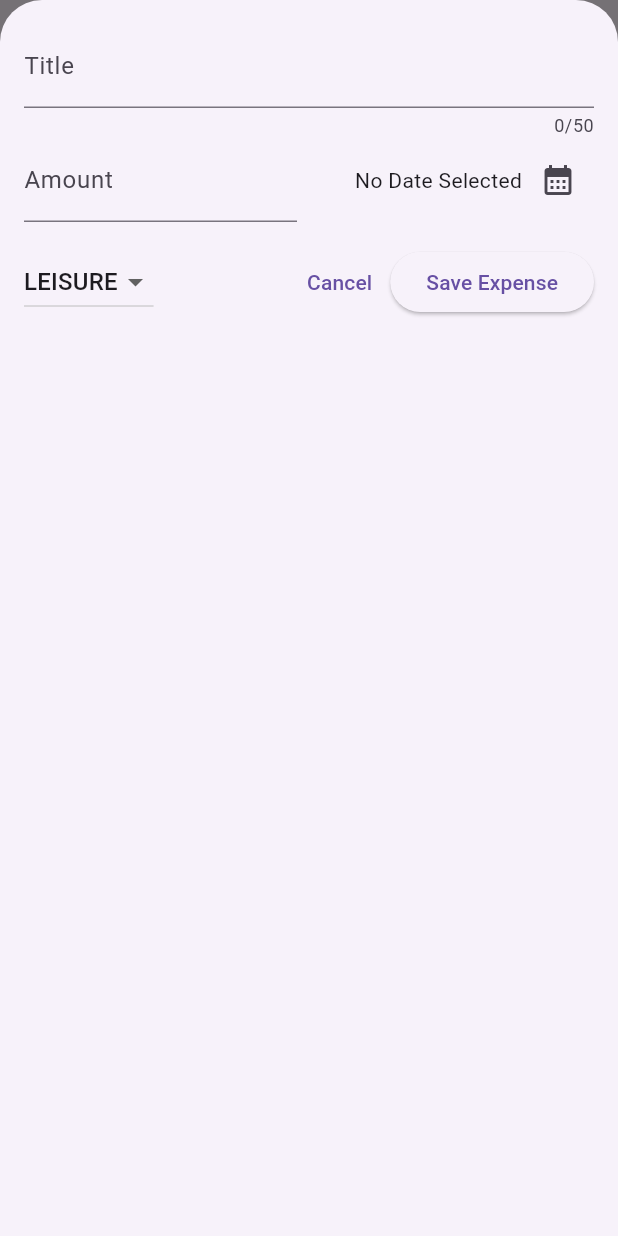
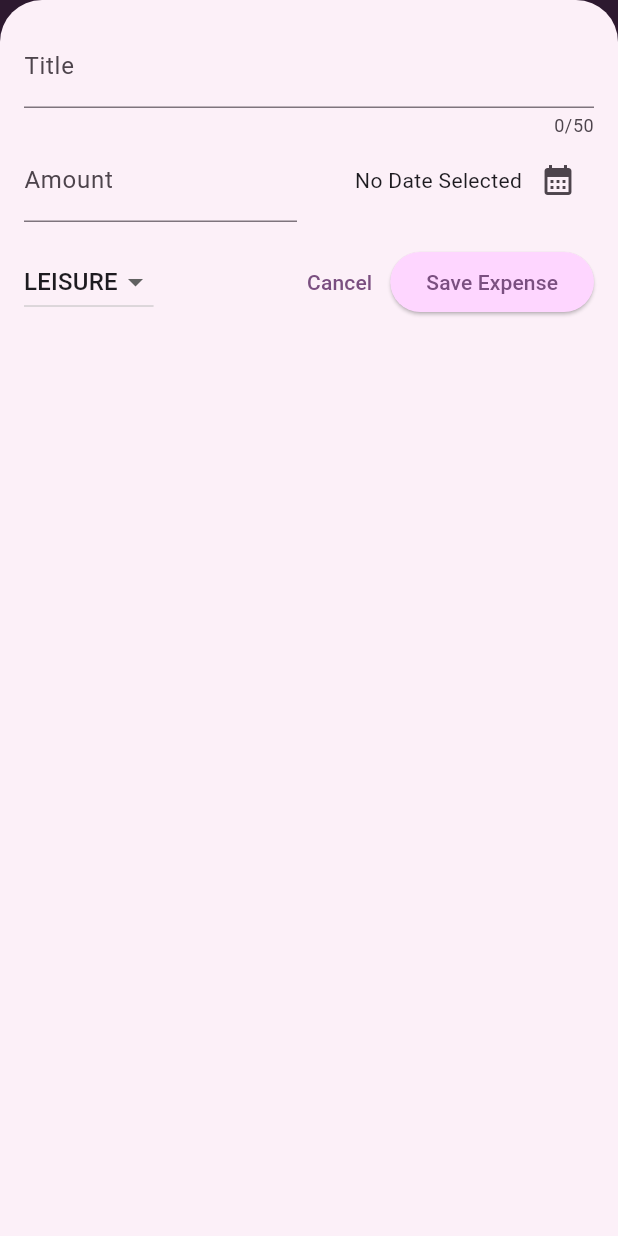
Before and after one commit to shacos/flutter_expense_tracker, a Flutter app: the screen it shows after launch, after a tap on the "add" icon, on a phone screen of 412 x 824 dp. Run offline on Flutter 3.47's test engine with Material 3 defaults, Android fonts, the phone set to English and light mode, and no system bars.

Commit message:
finishing lecture 127

```diff
--- a/lib/main.dart
+++ b/lib/main.dart
@@ -2,10 +2,40 @@ import 'package:flutter/material.dart';
 
 import 'package:expense_tracker/widgets/expenses.dart';
 
+var kColorScheme = ColorScheme.fromSeed(
+  seedColor: const Color.fromARGB(255, 96, 59, 101),
+);
+
 void main() {
   runApp(
-    const MaterialApp(
-      home: Expenses(),
+    MaterialApp(
+      theme: ThemeData().copyWith(
+        colorScheme: kColorScheme,
+        appBarTheme: const AppBarTheme().copyWith(
+          backgroundColor: kColorScheme.onPrimaryContainer,
+          foregroundColor: kColorScheme.primaryContainer,
+        ),
+        cardTheme: const CardTheme().copyWith(
+          color: kColorScheme.secondaryContainer,
+          margin: const EdgeInsets.symmetric(
+            horizontal: 16,
+            vertical: 8,
+          ),
+        ),
+        elevatedButtonTheme: ElevatedButtonThemeData(
+          style: ElevatedButton.styleFrom(
+            backgroundColor: kColorScheme.primaryContainer,
+          ),
+        ),
+        textTheme: ThemeData().textTheme.copyWith(
+          titleLarge: TextStyle(
+            fontWeight: FontWeight.bold,
+            color: kColorScheme.onSecondaryContainer,
+            fontSize: 16,
+          ),
+        ),
+      ),
+      home: const Expenses(),
     ),
   );
 }
--- a/lib/widgets/expenses.dart
+++ b/lib/widgets/expenses.dart
@@ -103,9 +103,7 @@ class _ExpensesState extends State<Expenses> {
       body: Column(
         children: [
           const Text('Chart...'),
-          Expanded(
-            child: mainContent,
-          ),
+          mainContent,
         ],
       ),
     );
--- a/lib/widgets/expenses_list/expense_item.dart
+++ b/lib/widgets/expenses_list/expense_item.dart
@@ -16,9 +16,11 @@ class ExpenseItem extends StatelessWidget {
           vertical: 16,
         ),
         child: Column(
+          crossAxisAlignment: CrossAxisAlignment.start,
           children: [
             Text(
               expense.title,
+              style: Theme.of(context).textTheme.titleLarge,
             ),
             const SizedBox(
               height: 4,
```
